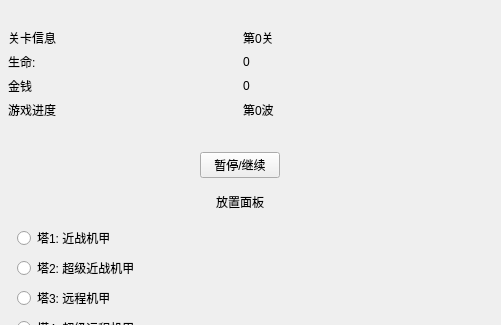
The window that TowerDefense/gamewindow.ui (yunzinan/TowerDefense) describes before a commit, drawn with Qt 5; both pictures show x 207 to 708 and y 0 to 325 of the 708 by 784 pixel window.
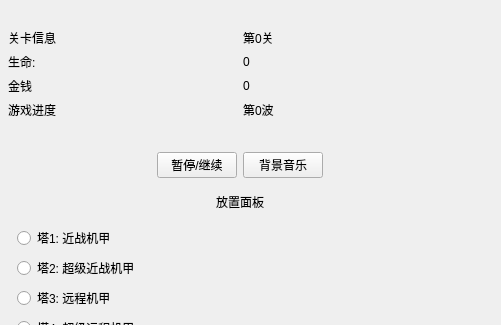
The same window after the commit.

Commit message: [upd]添加了游戏音乐和鼠标图片

```diff
--- a/TowerDefense/gamewindow.ui
+++ b/TowerDefense/gamewindow.ui
@@ -154,6 +154,13 @@
               </property>
              </widget>
             </item>
+            <item>
+             <widget class="QPushButton" name="pb_music">
+              <property name="text">
+               <string>背景音乐</string>
+              </property>
+             </widget>
+            </item>
             <item>
              <spacer name="horizontalSpacer_2">
               <property name="orientation">
```
The commit also changes 20 other files.
